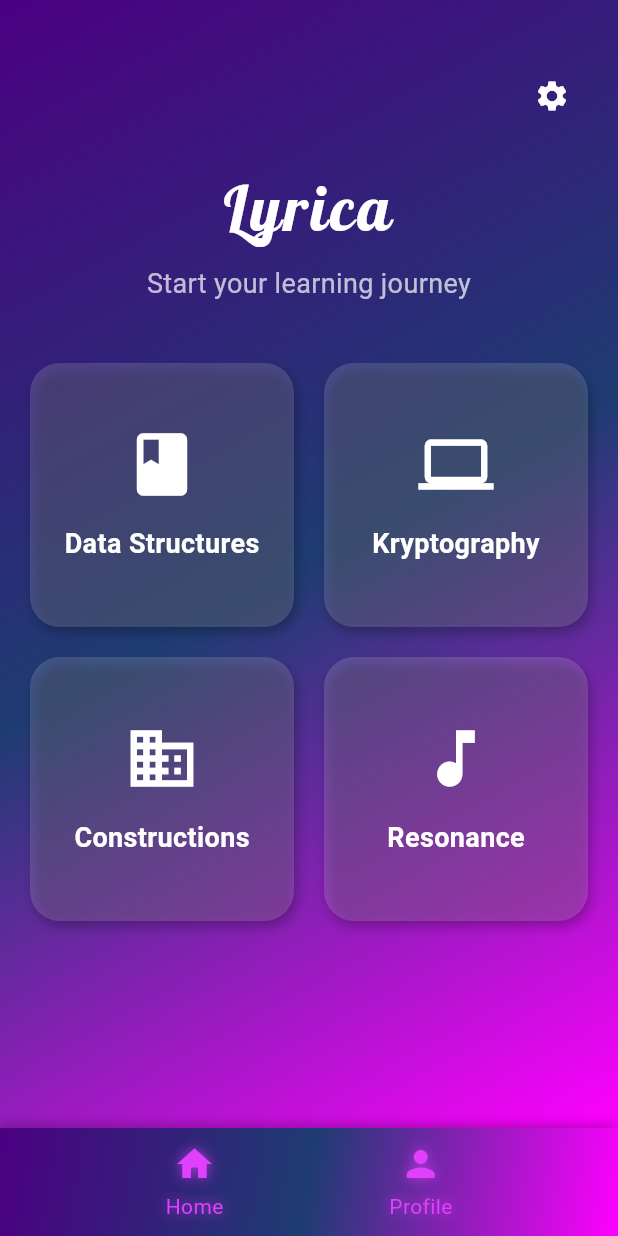
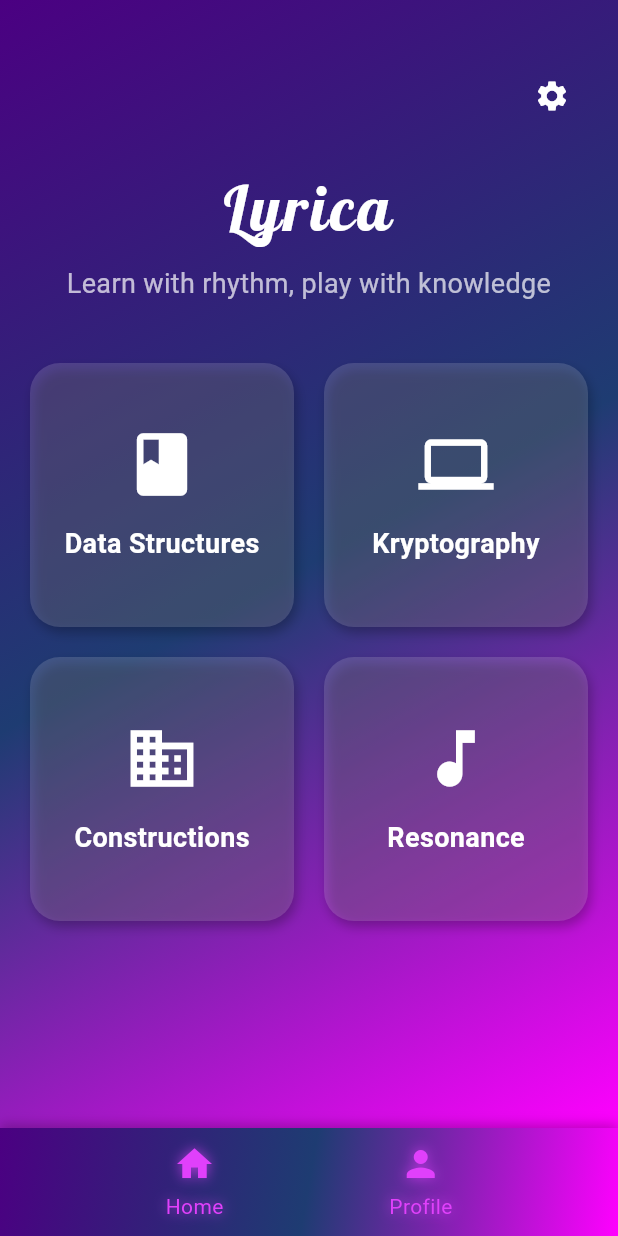
Before and after one commit to AasiyaNaaz/lyrica, a Flutter app: the screen it shows after launch, on a phone screen of 412 x 824 dp. Run offline on Flutter 3.47's test engine with Material 3 defaults, Android fonts, the phone set to English and light mode, and no system bars.

Commit message:
made few changes in home page

```diff
--- a/lib/screens/home.dart
+++ b/lib/screens/home.dart
@@ -87,7 +87,7 @@ class _HomePageState extends State<HomePage> with TickerProviderStateMixin {
                 ),
                 SizedBox(height: 8),
                 Text(
-                  'Start your learning journey',
+                  'Learn with rhythm, play with knowledge',
                   textAlign: TextAlign.center,
                   style: TextStyle(
                     fontSize: 18,
```
